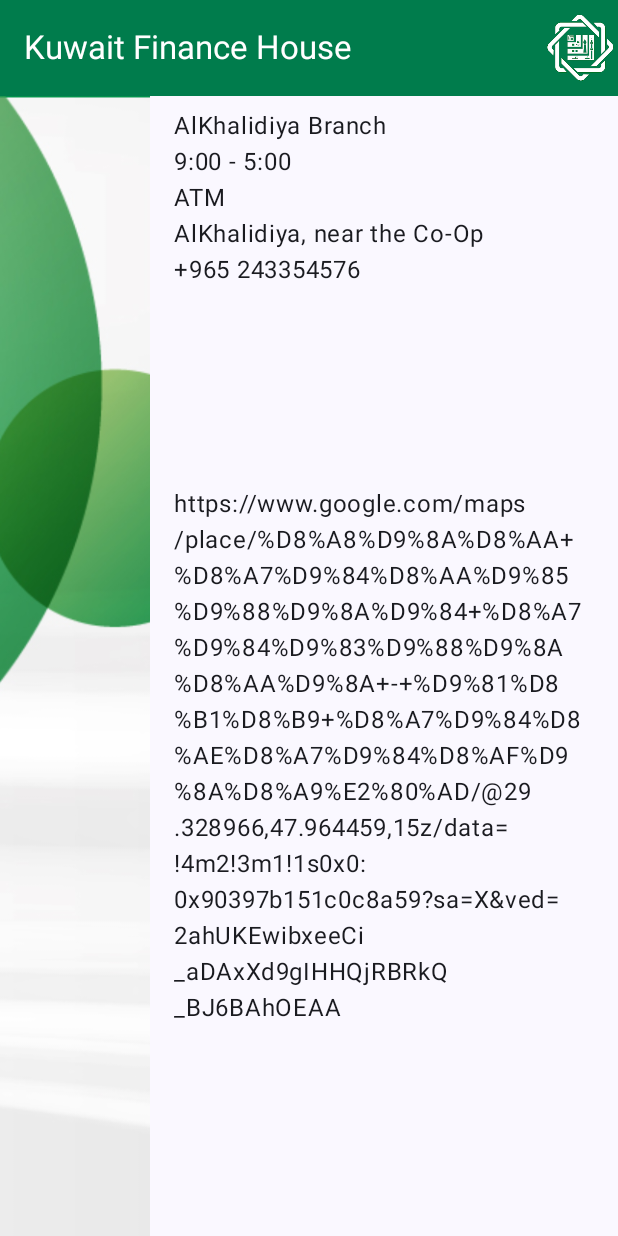
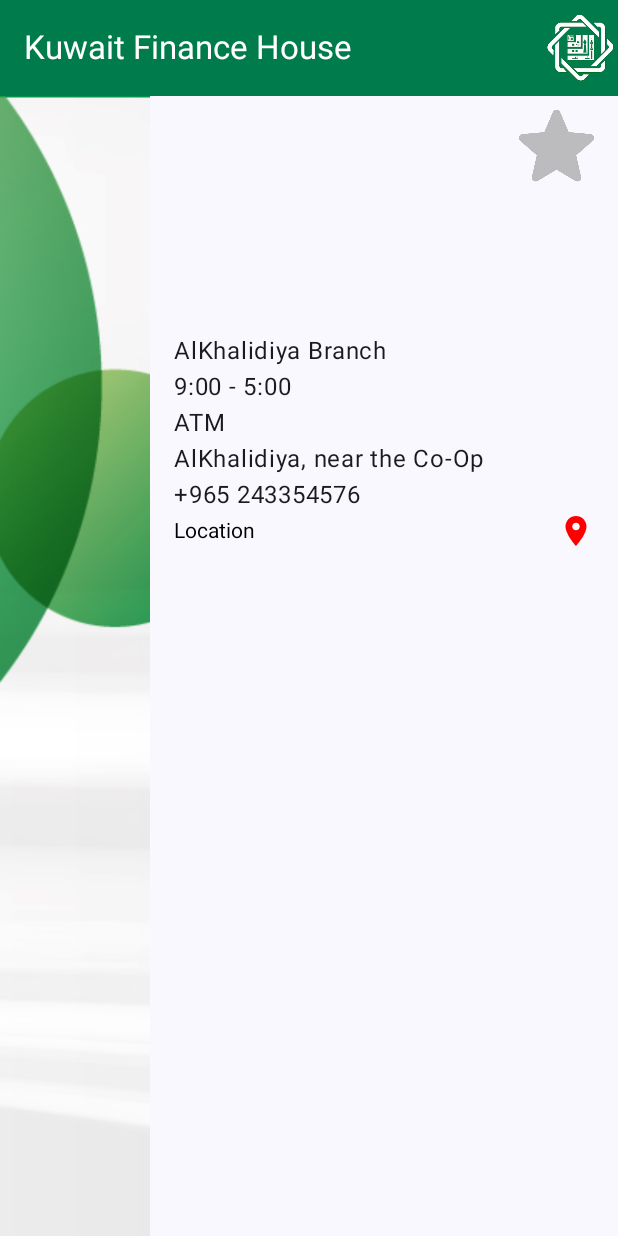
Before and after one commit to yasoofm/Branch-List-Project, an Android app built with Jetpack Compose: the screen it shows after launch (MainActivity), after a tap on "AlKhalidiya Branch", on a phone screen of 412 x 824 dp. Run offline under Robolectric (Android 15) with nearby library versions, the phone set to English and light mode, and no system bars.

Commit message:
added location

```diff
--- a/app/src/main/java/com/example/branchlistproject/composables/BranchCard.kt
+++ b/app/src/main/java/com/example/branchlistproject/composables/BranchCard.kt
@@ -43,8 +43,8 @@ import com.example.branchlistproject.ui.theme.BranchListProjectTheme
 
 @Composable
 fun BranchCard(modifier: Modifier = Modifier, bankBranch: BankBranch, onClick: (Int) -> Unit){
-    var favorite = remember {
-        mutableStateOf(false)
+    val favorite = remember {
+        mutableStateOf(bankBranch.favorite)
     }
     Card (modifier = Modifier
         .fillMaxWidth()
@@ -88,16 +88,3 @@ fun onFavClick(favorite: MutableState<Boolean>, branch: BankBranch){
     favorite.value = !favorite.value
     branch.favorite = favorite.value
 }
-
-@Preview(showBackground = true)
-@Composable
-fun BranchCardPreview() {
-    BranchListProjectTheme {
-//        BranchCard(bankBranch = BankBranch(1, "AlKhalidiya Branch", Type.ATM,
-//            "AlKhalidiya, near the Co-Op", "243354576",
-//            "9:00 - 5:00",
-//            "https://www.google.com/maps/place/%D8%A8%D9%8A%D8%AA+%D8%A7%D9%84%D8%AA%D9%85%D9%88%D9%8A%D9%84+%D8%A7%D9%84%D9%83%D9%88%D9%8A%D8%AA%D9%8A+-+%D9%81%D8%B1%D8%B9+%D8%A7%D9%84%D8%AE%D8%A7%D9%84%D8%AF%D9%8A%D8%A9%E2%80%AD/@29.328966,47.964459,15z/data=!4m2!3m1!1s0x0:0x90397b151c0c8a59?sa=X&ved=2ahUKEwibxeeCi_aDAxXd9gIHHQjRBRkQ_BJ6BAhOEAA",
-//            R.drawable.go,
-//        ),)
-    }
-}
--- a/app/src/main/java/com/example/branchlistproject/composables/BranchDetails.kt
+++ b/app/src/main/java/com/example/branchlistproject/composables/BranchDetails.kt
@@ -1,48 +1,70 @@
 package com.example.branchlistproject.composables
 
+import android.graphics.drawable.Icon
 import androidx.compose.foundation.Image
 import androidx.compose.foundation.layout.Arrangement
 import androidx.compose.foundation.layout.Box
 import androidx.compose.foundation.layout.Column
 import androidx.compose.foundation.layout.Row
+import androidx.compose.foundation.layout.Spacer
 import androidx.compose.foundation.layout.fillMaxHeight
 import androidx.compose.foundation.layout.fillMaxSize
 import androidx.compose.foundation.layout.fillMaxWidth
 import androidx.compose.foundation.layout.height
 import androidx.compose.foundation.layout.padding
+import androidx.compose.foundation.layout.size
 import androidx.compose.foundation.layout.width
-import androidx.compose.material3.MaterialTheme
-import androidx.compose.material3.Scaffold
+import androidx.compose.foundation.text.ClickableText
+import androidx.compose.material.icons.Icons
+import androidx.compose.material.icons.filled.Place
+import androidx.compose.material3.Icon
 import androidx.compose.material3.Text
 import androidx.compose.runtime.Composable
 import androidx.compose.ui.Alignment
 import androidx.compose.ui.Modifier
-import androidx.compose.ui.draw.clip
+import androidx.compose.ui.graphics.Color
 import androidx.compose.ui.layout.ContentScale
+import androidx.compose.ui.platform.LocalUriHandler
 import androidx.compose.ui.res.painterResource
+import androidx.compose.ui.text.AnnotatedString
 import androidx.compose.ui.unit.dp
+import com.example.branchlistproject.R
 import com.example.branchlistproject.model.BankBranch
 
 @Composable
 fun BranchDetails(branch: BankBranch){
+    val localUriHandler = LocalUriHandler.current
     Row {
         Box(modifier = Modifier.width(100.dp)){
             Image(modifier = Modifier.fillMaxHeight(),painter = painterResource(id = branch.imageURI), contentDescription = "Branch", alignment = Alignment.Center, contentScale = ContentScale.FillHeight)
         }
  Column(modifier = Modifier
-     .fillMaxWidth()
+     .fillMaxSize()
      .padding(vertical = 8.dp, horizontal = 16.dp))
 
 
     {
-    Text(text = branch.name)
+     if(branch.favorite){
+         Row (modifier = Modifier.fillMaxWidth(), horizontalArrangement = Arrangement.End){
+             Icon(modifier = Modifier.size(50.dp), painter = painterResource(id = R.drawable.star), contentDescription = "Start", tint = com.example.branchlistproject.ui.theme.Gold)
+         }
+     } else {
+         Row (modifier = Modifier.fillMaxWidth(), horizontalArrangement = Arrangement.End){
+             Icon(modifier = Modifier.size(50.dp), painter = painterResource(id = R.drawable.star), contentDescription = "Start", tint = com.example.branchlistproject.ui.theme.Disabled)
+         }
+     }
+     Spacer(modifier = Modifier.height(100.dp))
+     Text(text = branch.name)
      Text(text = branch.workingHours)
      Text(text = "${branch.type}")
      Text(text =  branch.address)
      Text(text = branch.phone)
 
-    Row(modifier = Modifier.fillMaxSize(), horizontalArrangement = Arrangement.SpaceBetween, verticalAlignment = Alignment.CenterVertically) {
-        Text(text = branch.location)
+    Row(modifier = Modifier.fillMaxWidth(), horizontalArrangement = Arrangement.SpaceBetween, verticalAlignment = Alignment.CenterVertically) {
+        ClickableText(text = AnnotatedString("Location")){
+            localUriHandler.openUri(branch.location)
+        }
+        Icon(imageVector = Icons.Default.Place, contentDescription = null, tint = Color.Red)
     }
  }
 }}
```
